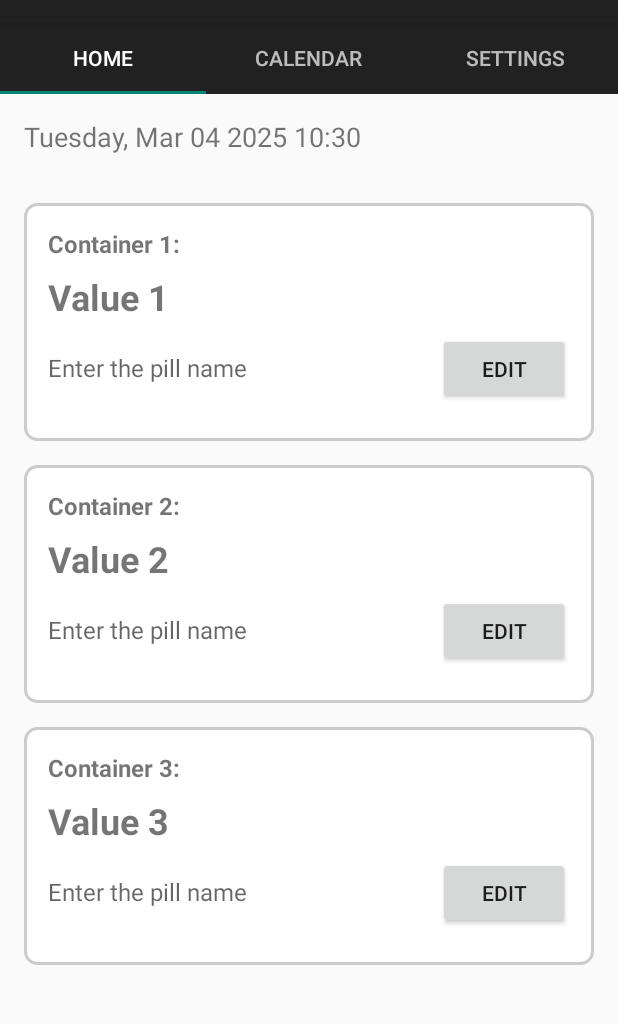
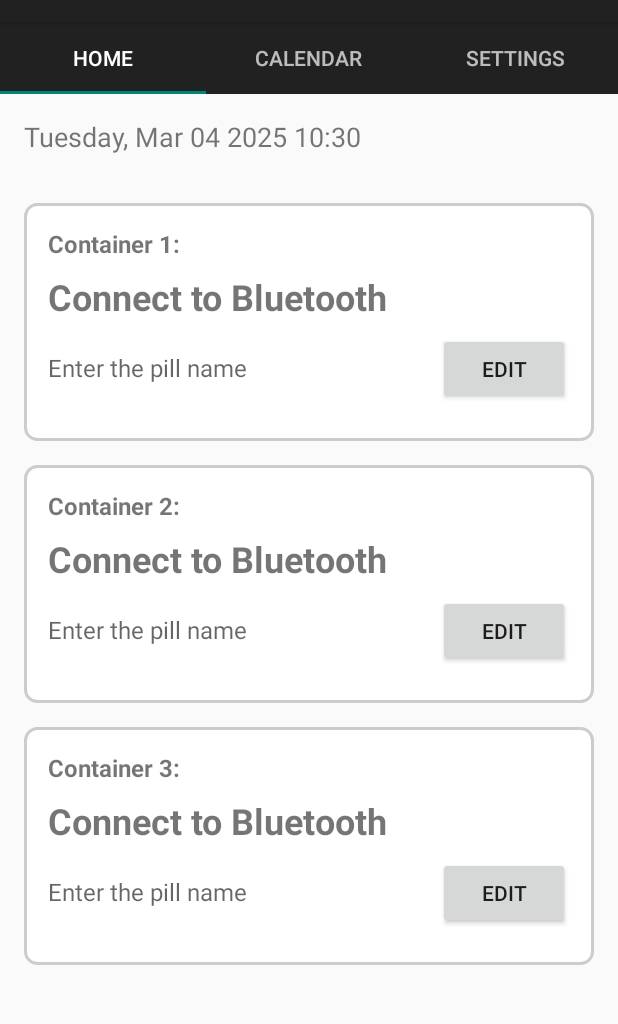
Before and after one commit to Nik-Filippov/SmartPillBoxApp, an Android app built with Jetpack Compose: the screen it shows after launch (MainActivity), on a phone screen of 412 x 824 dp, the part 62-1086 px from its top. Run offline under Robolectric (Android 15) with nearby library versions, the phone set to English and light mode, and no system bars.

Commit message:
Minor fixes in displaying and normalizing weight data.

```diff
--- a/app/src/main/java/com/example/smartpillboxapp/EditContainerInfoDialog.java
+++ b/app/src/main/java/com/example/smartpillboxapp/EditContainerInfoDialog.java
@@ -60,7 +60,7 @@ public class EditContainerInfoDialog extends DialogFragment {
             current_subtitle = getArguments().getString("current_subtitle");
             onePillWeight = Double.parseDouble(getArguments().getString("one_pill_weight"));
             etSubtitleEdit.setText(current_subtitle);
-            if(onePillWeight != -1.0){
+            if(!Double.isNaN(onePillWeight)){
                 etOnePillWeight.setText(Double.toString(onePillWeight));
             } else {
                 etOnePillWeight.setText("");
@@ -74,6 +74,7 @@ public class EditContainerInfoDialog extends DialogFragment {
         sharedViewModel.getData().observe(getViewLifecycleOwner(), updatedData -> {
             tvTotalWeight.setText(updatedData);
             currentWeight = Double.parseDouble(updatedData);
+            updateWeightDisplay();
         });
 
         // Button to measure weight
@@ -86,7 +87,6 @@ public class EditContainerInfoDialog extends DialogFragment {
         btnSaveWeight.setOnClickListener(v -> {
             onePillWeight = Double.parseDouble(etOnePillWeight.getText().toString());
             etOnePillWeight.setEnabled(false);
-            updateWeightDisplay();
         });
 
         // Save and return to the previous screen
--- a/app/src/main/res/layout/fragment_home.xml
+++ b/app/src/main/res/layout/fragment_home.xml
@@ -35,7 +35,7 @@
             android:id="@+id/tvData1"
             android:layout_width="wrap_content"
             android:layout_height="wrap_content"
-            android:text="Value 1"
+            android:text="Connect to Bluetooth"
             android:textSize="24sp"
             android:textStyle="bold"
             android:layout_marginBottom="8dp"/>
@@ -88,7 +88,7 @@
             android:id="@+id/tvData2"
             android:layout_width="wrap_content"
             android:layout_height="wrap_content"
-            android:text="Value 2"
+            android:text="Connect to Bluetooth"
             android:textSize="24sp"
             android:textStyle="bold"
             android:layout_marginBottom="8dp"/>
@@ -141,7 +141,7 @@
             android:id="@+id/tvData3"
             android:layout_width="wrap_content"
             android:layout_height="wrap_content"
-            android:text="Value 3"
+            android:text="Connect to Bluetooth"
             android:textSize="24sp"
             android:textStyle="bold"
             android:layout_marginBottom="8dp"/>
```
Also changed, not shown: app/src/main/java/com/example/smartpillboxapp/HomeFragment.java (+34 -16 lines).
